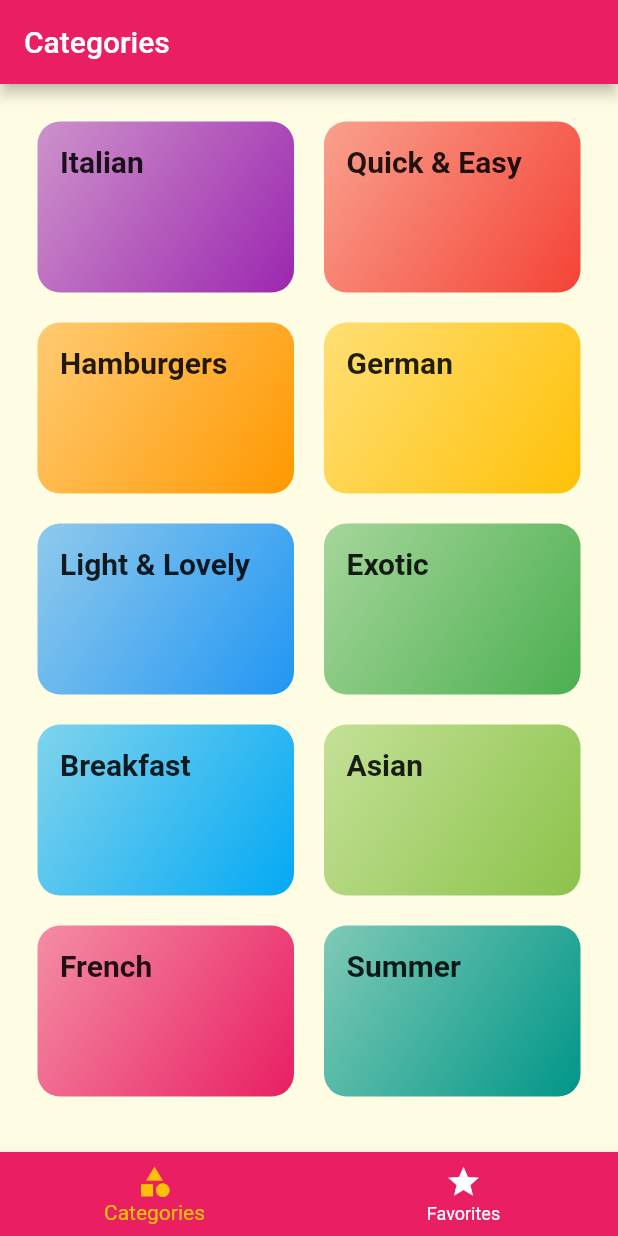
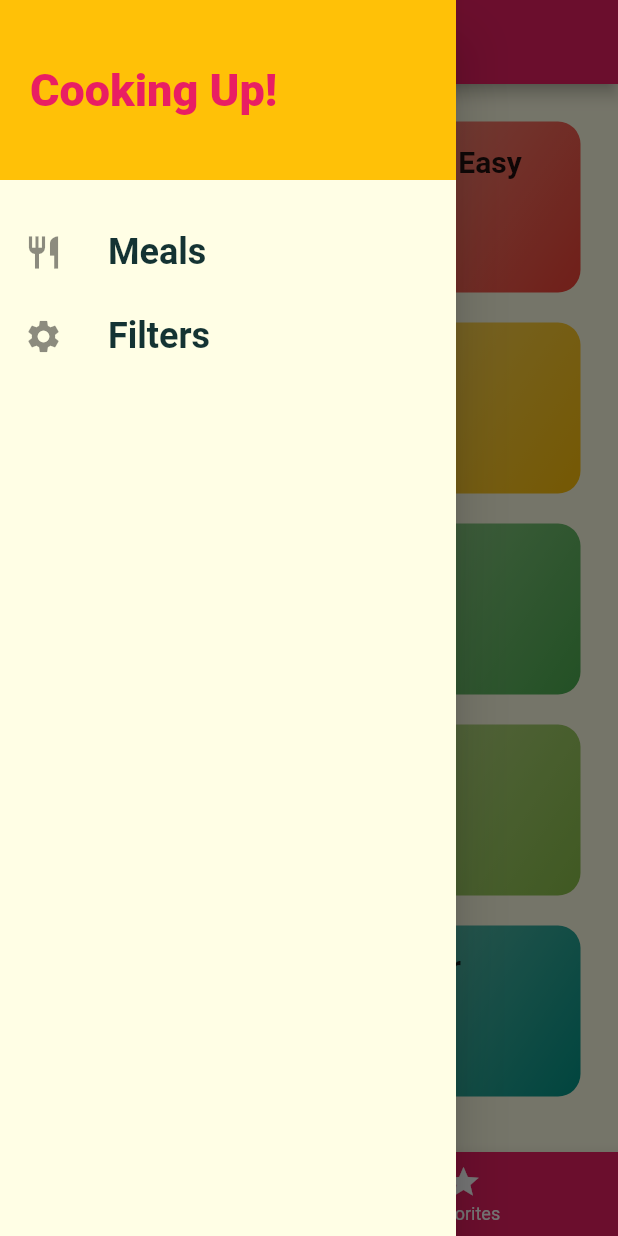
Before and after one commit to sakakidai/flutter_meals, a Flutter app: the screen it shows after launch, with the side drawer open (before the commit the screen has no drawer), on a phone screen of 412 x 824 dp. Run offline on Flutter 3.47's test engine with Material 2 defaults, Android fonts, the phone set to English and light mode, and no system bars; Roboto replaces fonts that are missing (Raleway, RobotoCondensed).

Commit message:
Add Drawer

```diff
--- a/lib/main.dart
+++ b/lib/main.dart
@@ -1,9 +1,11 @@
 import 'package:flutter/material.dart';
+import 'package:flutter_meals/screens/filters_screen.dart';
 import 'package:flutter_meals/screens/tabs_screen.dart';
 import 'screens/category_meals_screen.dart';
 import 'screens/categories_screen.dart';
 import 'screens/meal_detail_screen.dart';
 import 'screens/tabs_screen.dart';
+import 'screens/filters_screen.dart';
 
 void main() {
   runApp(const MyApp());
@@ -41,6 +43,7 @@ class MyApp extends StatelessWidget {
         '/': (ctx) => const TabsScreen(),
         CategoryMealsScreen.routeName: (ctx) => const CategoryMealsScreen(),
         MealDetailScreen.routeName: (ctx) => const MealDetailScreen(),
+        FilterScreen.routeName: (ctx) => const FilterScreen(),
       },
       onGenerateRoute: (settings) {
         print(settings.arguments);
--- /dev/null
+++ b/lib/screens/filters_screen.dart
@@ -0,0 +1,16 @@
+import 'package:flutter/material.dart';
+import '../widgets/main_drawer.dart';
+
+class FilterScreen extends StatelessWidget {
+  static const routeName = '/filters';
+  const FilterScreen({Key? key}) : super(key: key);
+
+  @override
+  Widget build(BuildContext context) {
+    return Scaffold(
+      appBar: AppBar(title: const Text('Your Filters')),
+      drawer: const MainDrawer(),
+      body: const Center(child: Text('Filters!')),
+    );
+  }
+}
--- a/lib/screens/tabs_screen.dart
+++ b/lib/screens/tabs_screen.dart
@@ -1,6 +1,8 @@
 import 'package:flutter/material.dart';
+import 'package:flutter_meals/widgets/main_drawer.dart';
 import 'categories_screen.dart';
 import 'favorites_screen.dart';
+import '../widgets/main_drawer.dart';
 
 class TabsScreen extends StatefulWidget {
   const TabsScreen({Key? key}) : super(key: key);
@@ -34,6 +36,7 @@ class _TabsScreenState extends State<TabsScreen> {
       appBar: AppBar(
         title: Text(_pages[_selectedPageIndex]['title'] as String),
       ),
+      drawer: const MainDrawer(),
       body: _pages[_selectedPageIndex]['page'] as Widget,
       bottomNavigationBar: BottomNavigationBar(
         onTap: _selectPage,
--- /dev/null
+++ b/lib/widgets/main_drawer.dart
@@ -0,0 +1,61 @@
+import 'package:flutter/material.dart';
+import '../screens/filters_screen.dart';
+
+class MainDrawer extends StatelessWidget {
+  const MainDrawer({Key? key}) : super(key: key);
+
+  Widget buildListTile(String title, IconData icon, Function() tapHandler) {
+    return ListTile(
+      leading: Icon(icon, size: 26),
+      title: Text(
+        title,
+        style: const TextStyle(
+          fontFamily: 'RobotoCondensed',
+          fontSize: 24,
+          fontWeight: FontWeight.bold,
+        ),
+      ),
+      onTap: tapHandler,
+    );
+  }
+
+  @override
+  Widget build(BuildContext context) {
+    return Drawer(
+      child: Column(
+        children: [
+          Container(
+            height: 120,
+            width: double.infinity,
+            padding: EdgeInsets.all(20),
+            alignment: Alignment.centerLeft,
+            color: Theme.of(context).colorScheme.secondary,
+            child: Text(
+              'Cooking Up!',
+              style: TextStyle(
+                fontWeight: FontWeight.w900,
+                fontSize: 30,
+                color: Theme.of(context).colorScheme.primary,
+              ),
+            ),
+          ),
+          const SizedBox(height: 20),
+          buildListTile(
+            'Meals',
+            Icons.restaurant,
+            () {
+              Navigator.of(context).pushReplacementNamed('/');
+            },
+          ),
+          buildListTile(
+            'Filters',
+            Icons.settings,
+            () {
+              Navigator.of(context).pushReplacementNamed(FilterScreen.routeName);
+            },
+          ),
+        ],
+      ),
+    );
+  }
+}
```
